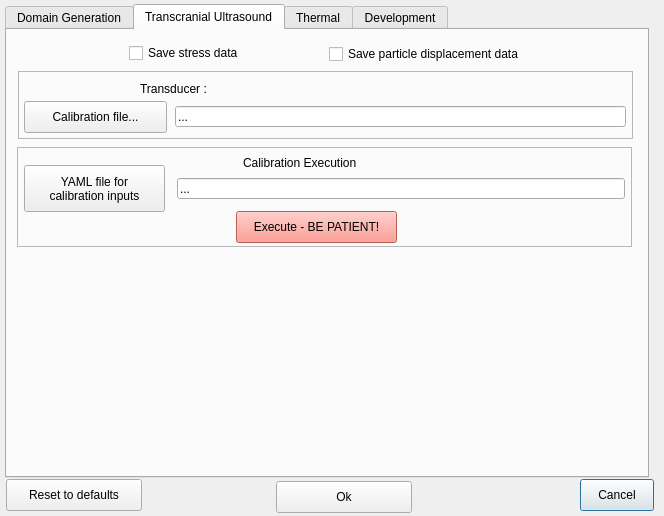
Before: the Qt Designer form BabelBrain/Options/form.ui in ProteusMRIgHIFU/BabelBrain, drawn with Qt 5.
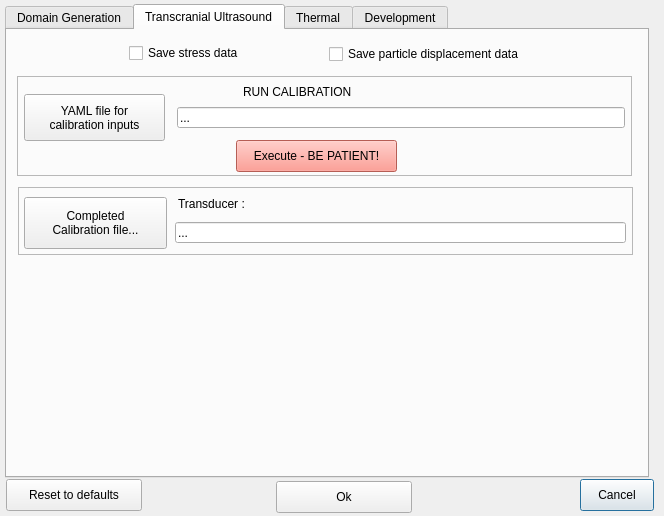
After: the same form once the commit is applied. The open tabs and pages were chosen to show the change.

Commit message:
Add amplitude limit to calibration and UI improvements
Introduces an amplitude limit parameter to the TxCalibration optimization routines and propagates it through the fitting workflow. Updates the Options dialog to improve calibration file selection and verification, refines UI layout and labels, removes an autosave UI file, and adds an example calibration YAML profile.

```diff
--- a/BabelBrain/Options/form.ui
+++ b/BabelBrain/Options/form.ui
@@ -864,7 +864,7 @@
      <property name="geometry">
       <rect>
        <x>11</x>
-       <y>41</y>
+       <y>157</y>
        <width>615</width>
        <height>68</height>
       </rect>
@@ -879,16 +879,17 @@
       <property name="geometry">
        <rect>
         <x>6</x>
-        <y>30</y>
+        <y>10</y>
         <width>143</width>
-        <height>32</height>
+        <height>52</height>
        </rect>
       </property>
       <property name="styleSheet">
        <string notr="true"/>
       </property>
       <property name="text">
-       <string>Calibration file...</string>
+       <string>Completed
+Calibration file...</string>
       </property>
       <property name="autoDefault">
        <bool>false</bool>
@@ -916,8 +917,8 @@
      <widget class="QLabel" name="TxWeightLabel">
       <property name="geometry">
        <rect>
-        <x>122</x>
-        <y>8</y>
+        <x>160</x>
+        <y>7</y>
         <width>340</width>
         <height>20</height>
        </rect>
@@ -931,7 +932,7 @@
      <property name="geometry">
       <rect>
        <x>10</x>
-       <y>117</y>
+       <y>46</y>
        <width>615</width>
        <height>100</height>
       </rect>
@@ -955,7 +956,7 @@
        </rect>
       </property>
       <property name="text">
-       <string>Calibration Execution </string>
+       <string>RUN CALIBRATION</string>
       </property>
      </widget>
      <widget class="QPushButton" name="YAMLCalibrationpushButton">
```
Left out of the diff: 2 changed lines with no effect on the pictures. The commit also changes 5 other files.
